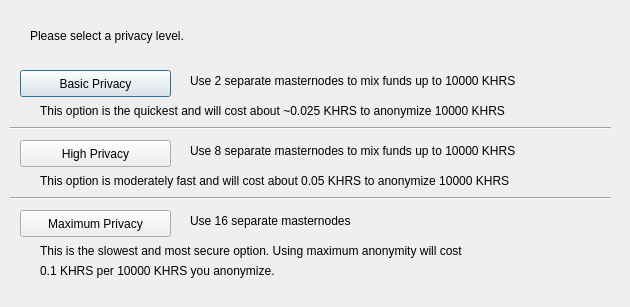
Before: the Qt Designer form src/qt/forms/obfuscationconfig.ui in Khrysus-dev/KhrysusCoin, drawn with Qt 5.
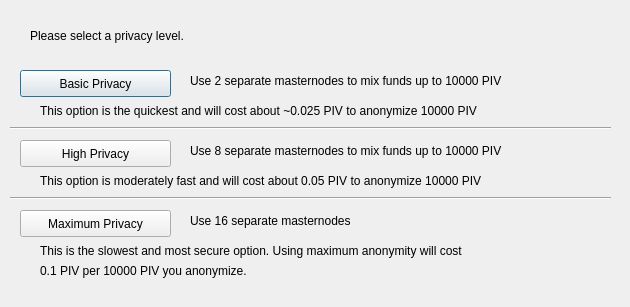
After: the same form once the commit is applied.

```diff
--- a/src/qt/forms/obfuscationconfig.ui
+++ b/src/qt/forms/obfuscationconfig.ui
@@ -75,7 +75,7 @@
     </rect>
    </property>
    <property name="text">
-    <string>Use 2 separate masternodes to mix funds up to 10000 KHRS</string>
+    <string>Use 2 separate masternodes to mix funds up to 10000 PIV</string>
    </property>
   </widget>
   <widget class="QLabel" name="label_3">
@@ -88,7 +88,7 @@
     </rect>
    </property>
    <property name="text">
-    <string>Use 8 separate masternodes to mix funds up to 10000 KHRS</string>
+    <string>Use 8 separate masternodes to mix funds up to 10000 PIV</string>
    </property>
   </widget>
   <widget class="QLabel" name="label_4">
@@ -114,7 +114,7 @@
     </rect>
    </property>
    <property name="text">
-    <string>This option is the quickest and will cost about ~0.025 KHRS to anonymize 10000 KHRS</string>
+    <string>This option is the quickest and will cost about ~0.025 PIV to anonymize 10000 PIV</string>
    </property>
   </widget>
   <widget class="QLabel" name="label_7">
@@ -127,7 +127,7 @@
     </rect>
    </property>
    <property name="text">
-    <string>This option is moderately fast and will cost about 0.05 KHRS to anonymize 10000 KHRS</string>
+    <string>This option is moderately fast and will cost about 0.05 PIV to anonymize 10000 PIV</string>
    </property>
   </widget>
   <widget class="QLabel" name="label_8">
@@ -153,7 +153,7 @@
     </rect>
    </property>
    <property name="text">
-    <string>0.1 KHRS per 10000 KHRS you anonymize.</string>
+    <string>0.1 PIV per 10000 PIV you anonymize.</string>
    </property>
   </widget>
   <widget class="Line" name="line">
```
